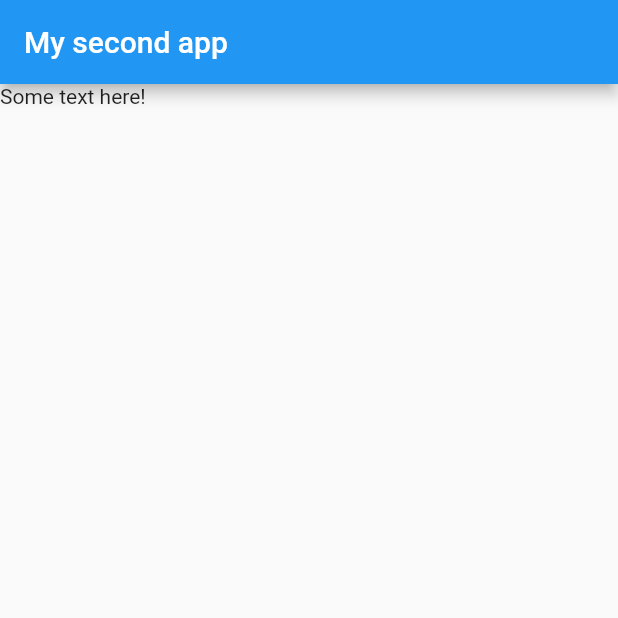
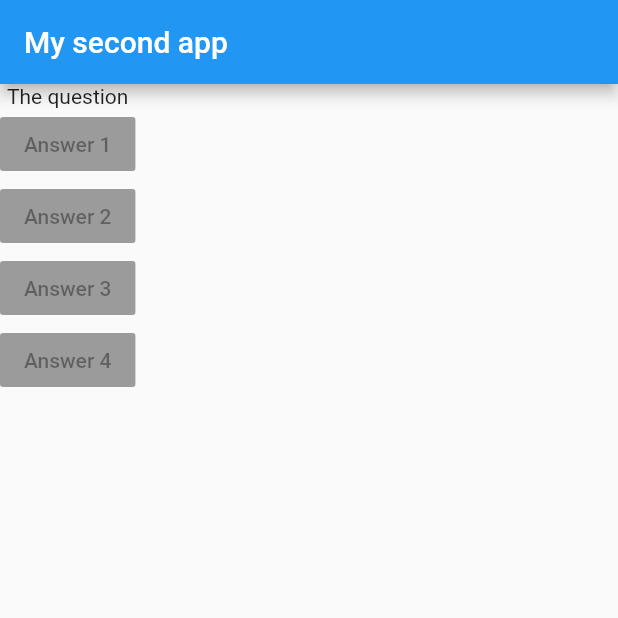
Before and after one commit to nikhil-RGB/basic-flutter-apps, a Flutter app: the screen it shows after launch, on a phone screen of 412 x 824 dp, the top half of it. Run offline on Flutter 3.47's test engine with Material 2 defaults, Android fonts, the phone set to English and light mode, and no system bars.

Commit message:
Add buttons with answer labels

```diff
--- a/flutter_app_2/lib/main.dart
+++ b/flutter_app_2/lib/main.dart
@@ -6,6 +6,7 @@ void main() {
 
 class MyApp extends StatelessWidget {
   Widget build(BuildContext context) {
+    var list = [];
     return new MaterialApp(
         home: new Scaffold(
       appBar: new AppBar(
@@ -13,7 +14,25 @@ class MyApp extends StatelessWidget {
           "My second app",
         ),
       ),
-      body: new Text('Some text here!'),
+      body: new Column(children: [
+        new Text('The question'),
+        new RaisedButton(
+          child: new Text('Answer 1'),
+          onPressed: null,
+        ),
+        new RaisedButton(
+          child: new Text('Answer 2'),
+          onPressed: null,
+        ),
+        new RaisedButton(
+          child: new Text('Answer 3'),
+          onPressed: null,
+        ),
+        new RaisedButton(
+          child: new Text('Answer 4'),
+          onPressed: null,
+        ),
+      ]),
     ));
   }
 }
```
